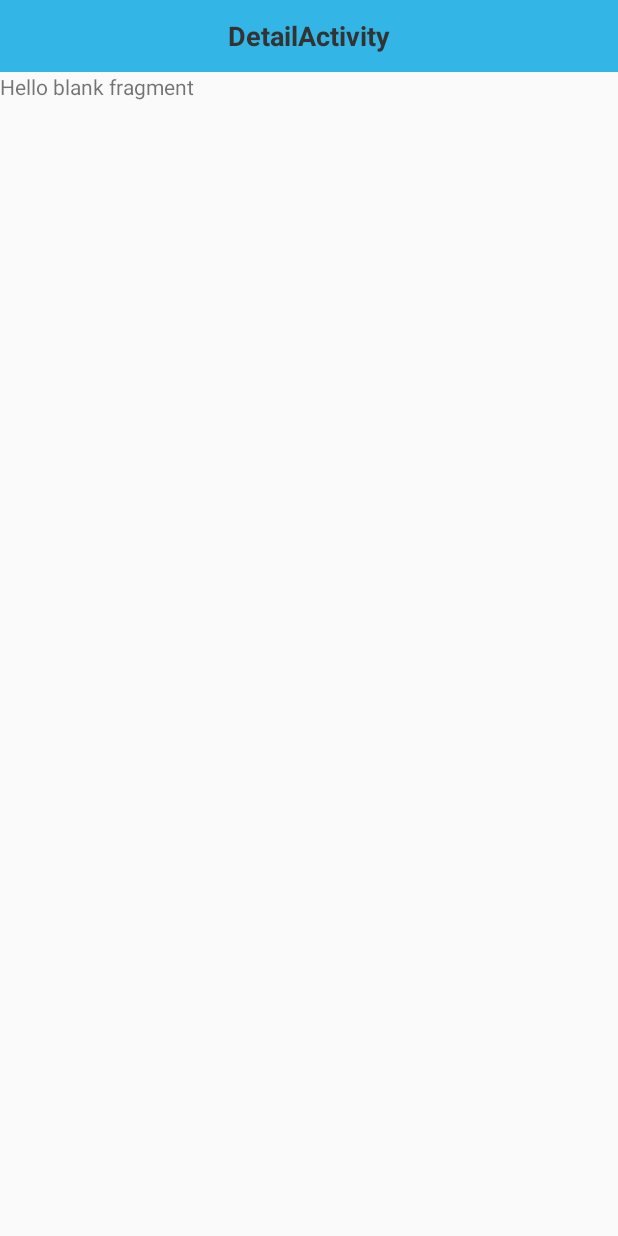
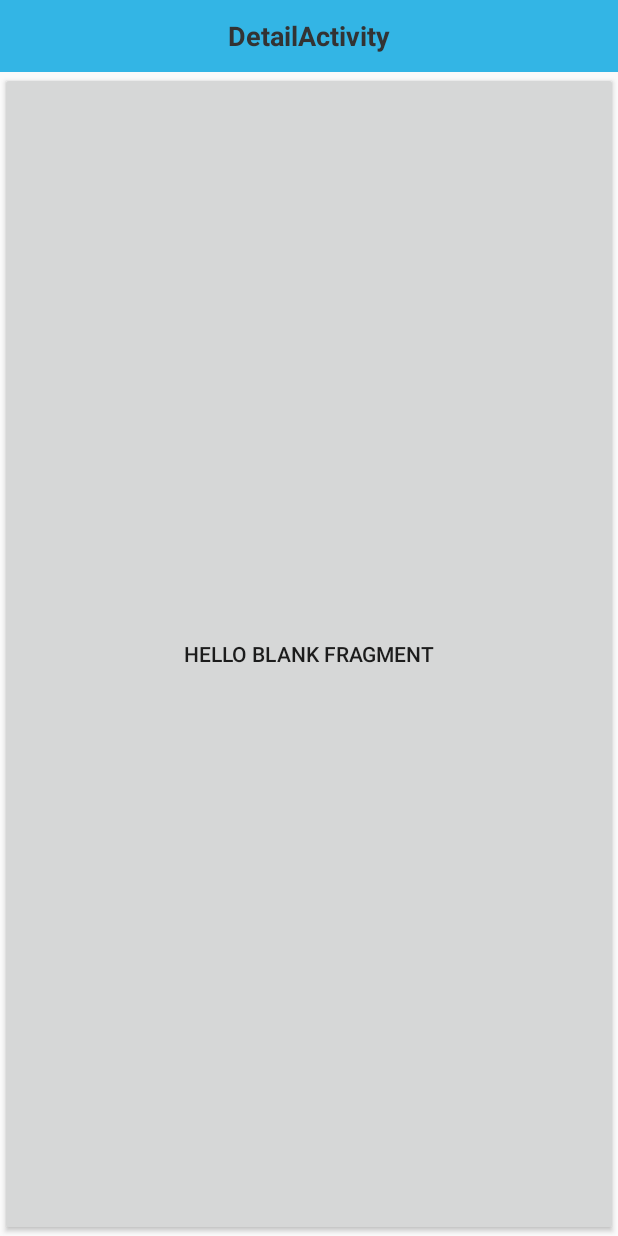
Before and after one commit to AndyFrist/project01, an Android app: the FirstFragment screen opened directly, with no data from a screen before it, on a phone screen of 412 x 824 dp. Run offline under Robolectric (Android 15) with nearby library versions, the light colour scheme and no system bars; 2 statements that could not run were skipped.

Commit message:
fourth blood

```diff
--- a/app/build.gradle
+++ b/app/build.gradle
@@ -7,7 +7,7 @@ android {
         release {
             keyAlias 'android.keystore'
             keyPassword 'heremi'
-            storeFile file('C:/Users/Administrator/Desktop/gradle/海米尔_gradle/android.keystore')
+            storeFile file('C:/Users/Administrator/Desktop/android.keystore')
             storePassword 'heremi'
         }
     }
--- a/app/src/main/java/com/hh/gridview_recyclerview/activity/FragmentActivity.java
+++ b/app/src/main/java/com/hh/gridview_recyclerview/activity/FragmentActivity.java
@@ -26,6 +26,11 @@ public class FragmentActivity extends SlidingActivity {
         transaction.commit();
     }
 
+    @Override
+    protected void onRestart() {
+        super.onRestart();
+        System.out.println("Activity" + "onRestart");
+    }
 
     @Override
     protected void onStart() {
--- a/app/src/main/java/com/hh/gridview_recyclerview/fragment/FirstFragment.java
+++ b/app/src/main/java/com/hh/gridview_recyclerview/fragment/FirstFragment.java
@@ -37,7 +37,15 @@ public class FirstFragment extends Fragment {
     public View onCreateView(LayoutInflater inflater, ViewGroup container, Bundle savedInstanceState) {
         // Inflate the layout for this fragment
         System.out.println("Fragment" + "onCreateView");
-        return inflater.inflate(R.layout.fragment_first, container, false);
+        View view = inflater.inflate(R.layout.fragment_first, container, false);
+        view.findViewById(R.id.fragment_btn);
+        return view;
+    }
+
+    @Override
+    public void onViewCreated(View view, @Nullable Bundle savedInstanceState) {
+        super.onViewCreated(view, savedInstanceState);
+        System.out.println("Fragment" + "onViewCreated");
     }
 
     @Override
@@ -70,4 +78,15 @@ public class FirstFragment extends Fragment {
         System.out.println("Fragment" + "onStop");
     }
 
+    @Override
+    public void onDestroyView() {
+        super.onDestroyView();
+        System.out.println("Fragment" + "onDestroyView");
+    }
+
+    @Override
+    public void onDestroy() {
+        super.onDestroy();
+        System.out.println("Fragment" + "onDestroy");
+    }
 }
--- a/app/src/main/res/layout/fragment_first.xml
+++ b/app/src/main/res/layout/fragment_first.xml
@@ -5,7 +5,8 @@
     tools:context="com.hh.gridview_recyclerview.fragment.FirstFragment">
 
     <!-- TODO: Update blank fragment layout -->
-    <TextView
+    <Button
+        android:id="@+id/fragment_btn"
         android:layout_width="match_parent"
         android:layout_height="match_parent"
         android:text="@string/hello_blank_fragment" />
```
